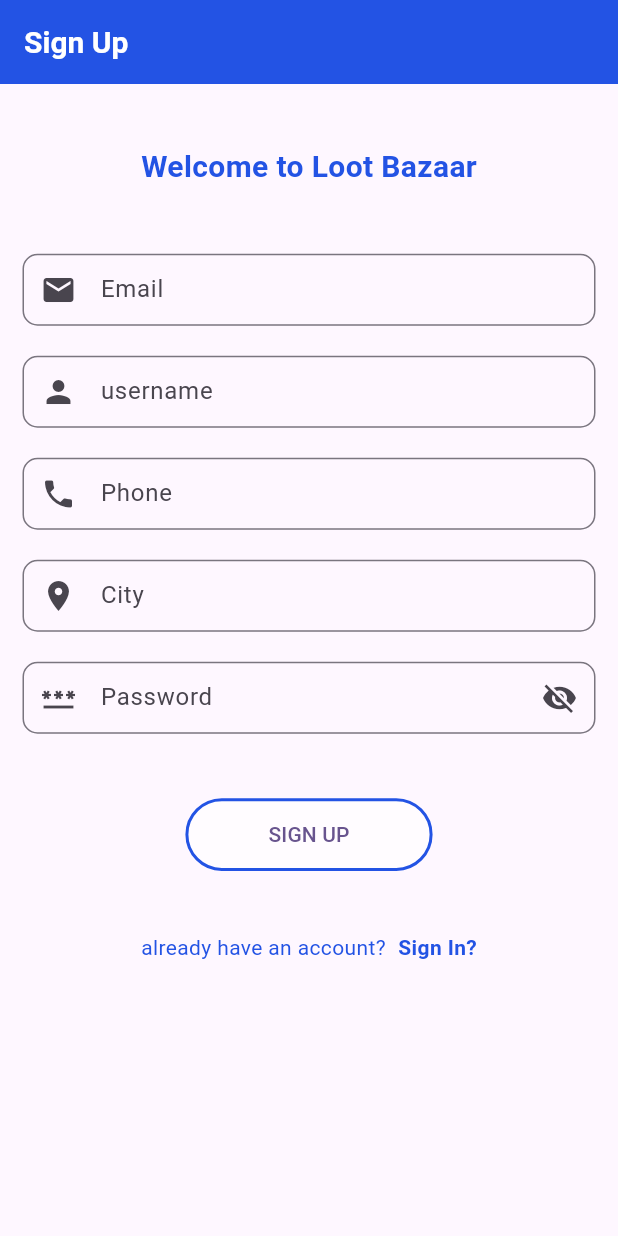
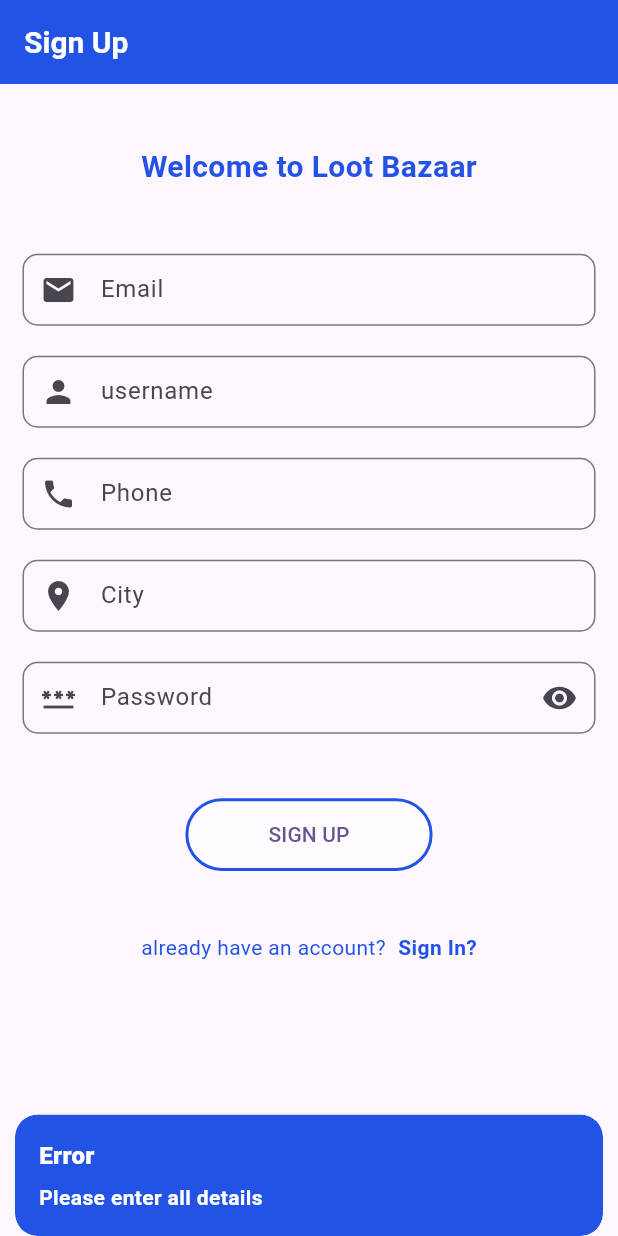
Before and after one commit to sinha-niranjan/loot_bazar, a Flutter app: the SignUpScreen screen opened directly, after a tap on "SIGN UP", on a phone screen of 412 x 824 dp. Run offline on Flutter 3.47's test engine with Material 3 defaults, Android fonts, the phone set to English and light mode, and no system bars; our stand-ins replace cloud_firestore, firebase_auth, firebase_core, flutter_easyloading, flutter_keyboard_visibility, get and 2 more; accounts and stored records are empty.

Commit message:
feature: added email and password login

```diff
--- a/lib/controllers/google_sign_in_controller.dart
+++ b/lib/controllers/google_sign_in_controller.dart
@@ -5,6 +5,7 @@
 import 'package:google_sign_in/google_sign_in.dart';
 import 'package:loot_bazar/models/user_model.dart';
 import 'package:loot_bazar/screens/user-panel/main_screen.dart';
+import 'package:loot_bazar/utils/app_constant.dart';
 
 class GoogleSignInController extends GetxController {
   final GoogleSignIn googleSignIn = GoogleSignIn();
@@ -57,7 +58,10 @@
       }
     } catch (e) {
       EasyLoading.dismiss();
-      print("error $e");
+      Get.snackbar("Error", "$e",
+          snackPosition: SnackPosition.BOTTOM,
+          backgroundColor: AppConstant.appMainColor,
+          colorText: AppConstant.appWhiteColor);
     }
   }
 }
--- a/lib/screens/auth-ui/sign_in_screen.dart
+++ b/lib/screens/auth-ui/sign_in_screen.dart
@@ -18,6 +18,9 @@
     return KeyboardVisibilityBuilder(builder: (context, isKeyboardVisible) {
       return Scaffold(
         appBar: AppBar(
+          iconTheme: const IconThemeData(
+            color: AppConstant.appWhiteColor,
+          ),
           elevation: 0,
           centerTitle: false,
           backgroundColor: AppConstant.appMainColor,
--- a/lib/screens/auth-ui/sign_up_screen.dart
+++ b/lib/screens/auth-ui/sign_up_screen.dart
@@ -1,6 +1,8 @@
+import 'package:firebase_auth/firebase_auth.dart';
 import 'package:flutter/material.dart';
 import 'package:flutter_keyboard_visibility/flutter_keyboard_visibility.dart';
 import 'package:get/get.dart';
+import 'package:loot_bazar/controllers/sign_up_controller.dart';
 import 'package:loot_bazar/screens/auth-ui/sign_in_screen.dart';
 import 'package:loot_bazar/utils/app_constant.dart';
 
@@ -12,6 +14,13 @@
 }
 
 class _SignUpScreenState extends State<SignUpScreen> {
+  final SignUpController signUpController = Get.put(SignUpController());
+
+  TextEditingController userName = TextEditingController();
+  TextEditingController userEmail = TextEditingController();
+  TextEditingController userPhone = TextEditingController();
+  TextEditingController userCity = TextEditingController();
+  TextEditingController userPassword = TextEditingController();
   @override
   Widget build(BuildContext context) {
     return KeyboardVisibilityBuilder(builder: (context, isKeyboardVisible) {
@@ -56,6 +65,7 @@
                   child: Padding(
                     padding: const EdgeInsets.all(10.0),
                     child: TextFormField(
+                      controller: userEmail,
                       cursorColor: AppConstant.appSecondaryColor,
                       keyboardType: TextInputType.emailAddress,
                       decoration: InputDecoration(
@@ -74,6 +84,7 @@
                   child: Padding(
                     padding: const EdgeInsets.all(10.0),
                     child: TextFormField(
+                      controller: userName,
                       cursorColor: AppConstant.appSecondaryColor,
                       keyboardType: TextInputType.name,
                       decoration: InputDecoration(
@@ -92,6 +103,7 @@
                   child: Padding(
                     padding: const EdgeInsets.all(10.0),
                     child: TextFormField(
+                      controller: userPhone,
                       cursorColor: AppConstant.appSecondaryColor,
                       keyboardType: TextInputType.phone,
                       decoration: InputDecoration(
@@ -110,6 +122,7 @@
                   child: Padding(
                     padding: const EdgeInsets.all(10.0),
                     child: TextFormField(
+                      controller: userCity,
                       cursorColor: AppConstant.appSecondaryColor,
                       keyboardType: TextInputType.streetAddress,
                       decoration: InputDecoration(
@@ -127,18 +140,27 @@
                   width: Get.width,
                   child: Padding(
                     padding: const EdgeInsets.all(10.0),
-                    child: TextFormField(
-                      obscureText: true,
+                    child: Obx(
+                      () => TextFormField(
+                        controller: userPassword,
+                        obscureText: signUpController.isPasswordVisible.value,
                         cursorColor: AppConstant.appSecondaryColor,
                         keyboardType: TextInputType.visiblePassword,
                         decoration: InputDecoration(
                             hintText: "Password",
                             prefixIcon: const Icon(Icons.password),
-                          suffixIcon: const Icon(Icons.visibility_off),
+                            suffixIcon: GestureDetector(
+                                onTap: () {
+                                  signUpController.isPasswordVisible.toggle();
+                                },
+                                child: signUpController.isPasswordVisible.value
+                                    ? const Icon(Icons.visibility_off)
+                                    : const Icon(Icons.visibility)),
                             contentPadding:
                                 const EdgeInsets.only(top: 2.0, left: 8.0),
                             border: OutlineInputBorder(
                                 borderRadius: BorderRadius.circular(10.0))),
+                      ),
                     ),
                   ),
                 ),
@@ -157,7 +179,47 @@
                     ),
                     child: TextButton(
                       child: const Text("SIGN UP"),
-                      onPressed: () {},
+                      onPressed: () async {
+                        String name = userName.text.trim();
+                        String email = userEmail.text.trim();
+                        String phone = userPhone.text.trim();
+                        String city = userCity.text.trim();
+                        String password = userPassword.text.trim();
+                        String userDeviceToken = '';
+
+                        if (name.isEmpty ||
+                            email.isEmpty ||
+                            phone.isEmpty ||
+                            city.isEmpty ||
+                            password.isEmpty) {
+                          Get.snackbar("Error", "",
+                              snackPosition: SnackPosition.BOTTOM,
+                              backgroundColor: AppConstant.appMainColor,
+                              colorText: AppConstant.appWhiteColor,
+                              messageText: const Text(
+                                "Please enter all details",
+                                style: TextStyle(
+                                  fontWeight: FontWeight.bold,
+                                  color: AppConstant.appWhiteColor,
+                                ),
+                              ));
+                        } else {
+                          UserCredential? userCredential =
+                              await signUpController.signUpMethod(name, email,
+                                  phone, city, password, userDeviceToken);
+
+                          if (userCredential != null) {
+                            Get.snackbar("verification email sent",
+                                "Please check your email",
+                                snackPosition: SnackPosition.BOTTOM,
+                                backgroundColor: AppConstant.appMainColor,
+                                colorText: AppConstant.appWhiteColor);
+
+                            FirebaseAuth.instance.signOut();
+                            Get.offAll(() => const SignInScreen());
+                          }
+                        }
+                      },
                     ),
                   ),
                 ),
```
Also changed, not shown: lib/controllers/sign_up_controller.dart (added, +71 -0 lines), lib/screens/auth-ui/welcome_screen.dart (+5 -2 lines), lib/screens/user-panel/main_screen.dart (+8 -5 lines). Lines whose indentation alone changed are shown as unchanged.
